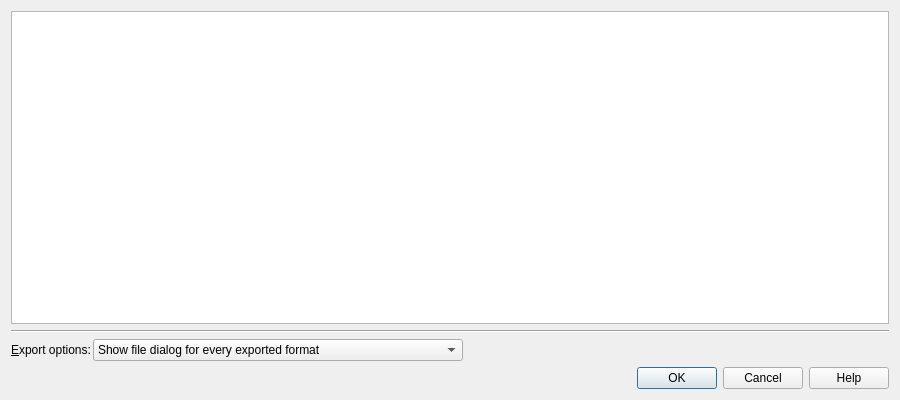
This is src/routeexport/routemultiexportdialog.ui in albar965/littlenavmap as Qt 5 draws it before an edit. The edited form follows.
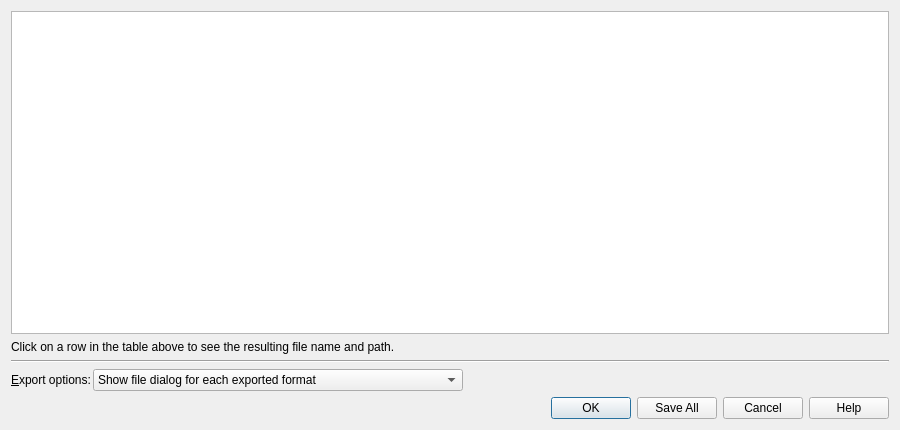
This is the edited form. Icons and pictures are not drawn.

Commit message:
Added file patterns for multi export which can be set for each file format. Improved context menu, keyboard shortcuts and error messages in multi export options. Fixed wrong filename proposal when saving flight plan snippet from selection. Added bottom label in multi export options dialog to preview export file and other information.
Closes #751

The edit to the form file:
```diff
--- a/src/routeexport/routemultiexportdialog.ui
+++ b/src/routeexport/routemultiexportdialog.ui
@@ -7,7 +7,7 @@
     <x>0</x>
     <y>0</y>
     <width>900</width>
-    <height>400</height>
+    <height>430</height>
    </rect>
   </property>
   <property name="windowTitle">
@@ -22,20 +22,7 @@
      <property name="verticalSpacing">
       <number>6</number>
      </property>
-     <item row="2" column="2">
-      <spacer name="horizontalSpacer">
-       <property name="orientation">
-        <enum>Qt::Horizontal</enum>
-       </property>
-       <property name="sizeHint" stdset="0">
-        <size>
-         <width>40</width>
-         <height>20</height>
-        </size>
-       </property>
-      </spacer>
-     </item>
-     <item row="2" column="1">
+     <item row="3" column="1">
       <widget class="QComboBox" name="comboBoxRouteExportOptions">
        <property name="toolTip">
         <string/>
@@ -45,7 +32,7 @@
        </property>
        <item>
         <property name="text">
-         <string>Show file dialog for every exported format</string>
+         <string>Show file dialog for each exported format</string>
         </property>
        </item>
        <item>
@@ -60,7 +47,7 @@
        </item>
       </widget>
      </item>
-     <item row="2" column="0">
+     <item row="3" column="0">
       <widget class="QLabel" name="labelRouteExportOptions">
        <property name="text">
         <string>&amp;Export options:</string>
@@ -70,7 +57,7 @@
        </property>
       </widget>
      </item>
-     <item row="1" column="0" colspan="3">
+     <item row="2" column="0" colspan="3">
       <widget class="Line" name="line">
        <property name="orientation">
         <enum>Qt::Horizontal</enum>
@@ -123,6 +110,35 @@
        </attribute>
       </widget>
      </item>
+     <item row="3" column="2">
+      <spacer name="horizontalSpacer">
+       <property name="orientation">
+        <enum>Qt::Horizontal</enum>
+       </property>
+       <property name="sizeHint" stdset="0">
+        <size>
+         <width>40</width>
+         <height>20</height>
+        </size>
+       </property>
+      </spacer>
+     </item>
+     <item row="1" column="0" colspan="3">
+      <widget class="QLabel" name="labelRouteExportPath">
+       <property name="text">
+        <string>Click on a row in the table above to see the resulting file name and path.</string>
+       </property>
+       <property name="wordWrap">
+        <bool>true</bool>
+       </property>
+       <property name="margin">
+        <number>4</number>
+       </property>
+       <property name="textInteractionFlags">
+        <set>Qt::LinksAccessibleByMouse|Qt::TextSelectableByMouse</set>
+       </property>
+      </widget>
+     </item>
     </layout>
    </item>
    <item>
@@ -131,7 +147,7 @@
       <enum>Qt::Horizontal</enum>
      </property>
      <property name="standardButtons">
-      <set>QDialogButtonBox::Cancel|QDialogButtonBox::Help|QDialogButtonBox::Ok</set>
+      <set>QDialogButtonBox::Cancel|QDialogButtonBox::Help|QDialogButtonBox::Ok|QDialogButtonBox::SaveAll</set>
      </property>
     </widget>
    </item>
```
Left out of the diff: 37 changed lines with no effect on the pictures. The commit also changes 14 other files.
